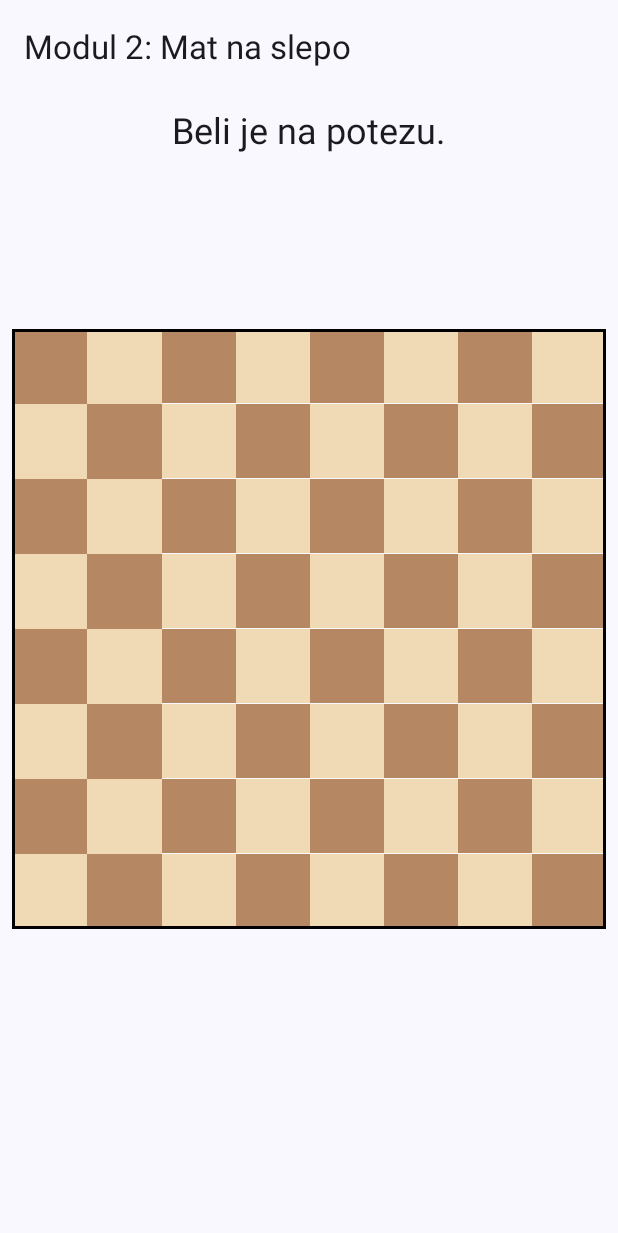
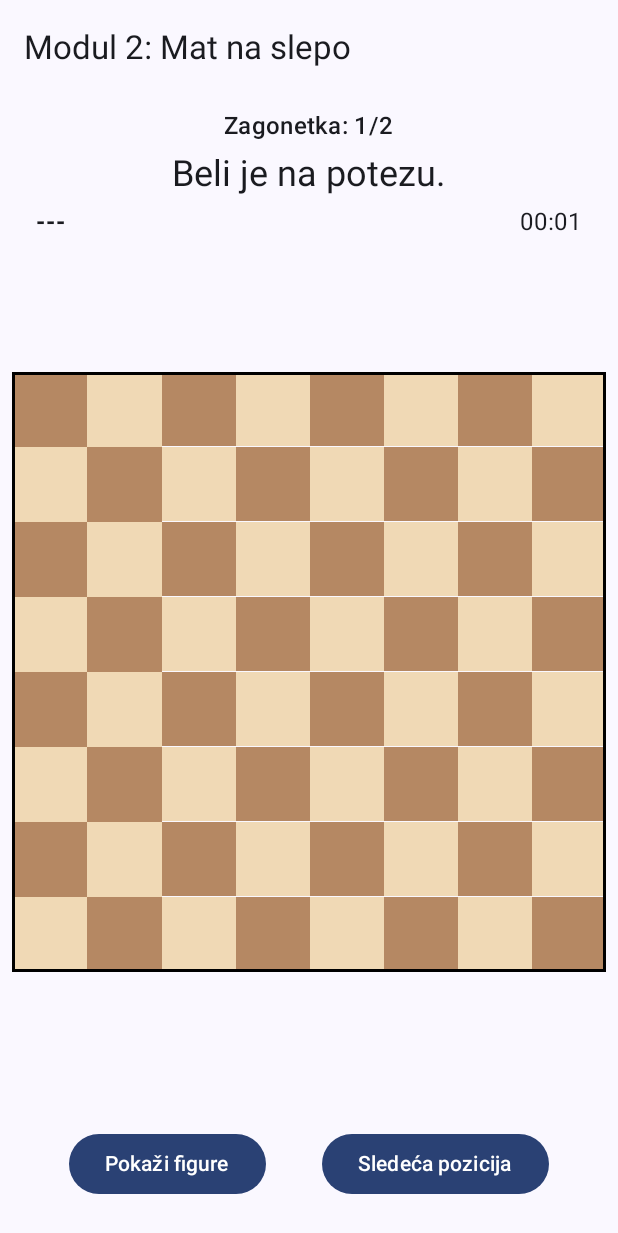
Before and after one commit to pvladan75/BlindfoldChessCouch, an Android app built with Jetpack Compose: the composable Module2Screen shown on its own in the app's theme, after a tap on "Start", on a phone screen of 412 x 824 dp. Shown: the top 1233 px of the screen. Run offline under Robolectric (Android 15) with nearby library versions, the light colour scheme and no system bars.

Commit message:
Modul 2 skoro u potpunosti implementiran. Ostalo je još oko istorije poteza i da se dodaju početne pozicije

```diff
--- a/app/src/main/java/com/program/blindfoldchesscouch/ui/screens/Module2Screen.kt
+++ b/app/src/main/java/com/program/blindfoldchesscouch/ui/screens/Module2Screen.kt
@@ -15,15 +15,20 @@ import androidx.compose.ui.Modifier
 import androidx.compose.ui.draw.alpha
 import androidx.compose.ui.graphics.Color
 import androidx.compose.ui.res.painterResource
+import androidx.compose.ui.text.font.FontWeight
 import androidx.compose.ui.unit.dp
 import androidx.lifecycle.viewmodel.compose.viewModel
 import com.program.blindfoldchesscouch.model.Board
+import com.program.blindfoldchesscouch.model.Move
 import com.program.blindfoldchesscouch.model.Square
 import com.program.blindfoldchesscouch.util.getDrawableResourceForPiece
+import com.program.blindfoldchesscouch.viewmodel.Module2UiState
 import com.program.blindfoldchesscouch.viewmodel.Module2ViewModel
+import java.util.concurrent.TimeUnit
 
 private val lightSquareColorM2 = Color(0xFFF0D9B5)
 private val darkSquareColorM2 = Color(0xFFB58863)
+private val selectedSquareColor = Color(0x99F1C40F)
 
 @OptIn(ExperimentalMaterial3Api::class)
 @Composable
@@ -43,30 +48,95 @@ fun Module2Screen(viewModel: Module2ViewModel = viewModel()) {
             horizontalAlignment = Alignment.CenterHorizontally,
             verticalArrangement = Arrangement.SpaceBetween
         ) {
-            Text(
-                text = uiState.statusMessage,
-                style = MaterialTheme.typography.headlineSmall
+            StatusPanel(uiState = uiState)
+
+            Module2ChessBoard(
+                board = uiState.game.getCurrentBoard(),
+                arePiecesVisible = uiState.arePiecesVisible,
+                selectedSquare = uiState.selectedSquare,
+                onSquareClick = { square -> viewModel.onSquareClicked(square) }
             )
 
-            Module2ChessBoard(
-                board = uiState.board,
-                arePiecesVisible = uiState.arePiecesVisible,
-                onSquareClick = { /* Logika za klik će doći kasnije */ }
-            )
-
-            if (uiState.arePiecesVisible) {
+            // Logika za prikazivanje "Start" dugmeta ili kontrolnog panela
+            val isGameStarted = uiState.statusMessage != "Pritisni START za početak"
+            if (!isGameStarted) {
                 Button(
                     onClick = { viewModel.onStartClicked() },
-                    modifier = Modifier
-                        .fillMaxWidth()
-                        .padding(16.dp)
-                        .height(50.dp)
+                    modifier = Modifier.fillMaxWidth().padding(16.dp).height(50.dp)
                 ) {
                     Text("Start")
                 }
             } else {
-                // Prazan prostor da tabla ostane centrirana
-                Spacer(modifier = Modifier.height(82.dp))
+                ControlPanel(
+                    uiState = uiState,
+                    onToggleVisibility = { viewModel.onToggleVisibilityClicked() },
+                    onNextPosition = { viewModel.onNextPositionClicked() }
+                )
+            }
+        }
+    }
+}
+
+/**
+ * NOVO: Panel sa kontrolama za igru.
+ */
+@Composable
+fun ControlPanel(
+    uiState: Module2UiState,
+    onToggleVisibility: () -> Unit,
+    onNextPosition: () -> Unit
+) {
+    Row(
+        modifier = Modifier
+            .fillMaxWidth()
+            .padding(vertical = 16.dp),
+        horizontalArrangement = Arrangement.SpaceEvenly
+    ) {
+        Button(onClick = onToggleVisibility) {
+            Text(if (uiState.arePiecesVisible) "Sakrij figure" else "Pokaži figure")
+        }
+        Button(onClick = onNextPosition) {
+            Text("Sledeća pozicija")
+        }
+    }
+}
+
+
+@Composable
+fun StatusPanel(uiState: Module2UiState) {
+    Column(
+        horizontalAlignment = Alignment.CenterHorizontally,
+        verticalArrangement = Arrangement.spacedBy(4.dp),
+        modifier = Modifier.height(IntrinsicSize.Min)
+    ) {
+        // Prikazujemo i redni broj zagonetke
+        Text(
+            text = "Zagonetka: ${uiState.currentPuzzleIndex + 1}/${uiState.totalPuzzles}",
+            style = MaterialTheme.typography.titleMedium
+        )
+        Text(
+            text = uiState.statusMessage,
+            style = MaterialTheme.typography.headlineSmall
+        )
+
+        val isGameStarted = uiState.statusMessage != "Pritisni START za početak"
+        if (isGameStarted) {
+            Row(
+                verticalAlignment = Alignment.CenterVertically,
+                horizontalArrangement = Arrangement.SpaceBetween,
+                modifier = Modifier.fillMaxWidth().padding(horizontal = 16.dp)
+            ) {
+                val lastMoveText = uiState.lastMove?.let {
+                    val player = if (it.piece?.color == com.program.blindfoldchesscouch.model.Color.WHITE) "Beli" else "Crni"
+                    "$player: ${it.toAlgebraicNotation()}"
+                } ?: "---"
+                Text(text = lastMoveText, fontWeight = FontWeight.Bold)
+
+                val time = String.format("%02d:%02d",
+                    TimeUnit.MILLISECONDS.toMinutes(uiState.puzzleTimerMillis),
+                    TimeUnit.MILLISECONDS.toSeconds(uiState.puzzleTimerMillis) % 60
+                )
+                Text(text = time)
             }
         }
     }
@@ -76,31 +146,29 @@ fun Module2Screen(viewModel: Module2ViewModel = viewModel()) {
 fun Module2ChessBoard(
     board: Board,
     arePiecesVisible: Boolean,
+    selectedSquare: Square?,
     onSquareClick: (Square) -> Unit
 ) {
+    // ... (ova funkcija ostaje potpuno ista kao pre)
     Column(modifier = Modifier.border(2.dp, Color.Black)) {
         for (rank in 8 downTo 1) {
             Row {
                 for (file in 'a'..'h') {
                     val square = Square(file, rank)
-                    val baseColor = if ((file - 'a' + rank) % 2 == 0) darkSquareColorM2 else lightSquareColorM2
-
+                    val baseColor = if (square == selectedSquare) {
+                        selectedSquareColor
+                    } else {
+                        if ((file - 'a' + rank) % 2 == 0) darkSquareColorM2 else lightSquareColorM2
+                    }
                     Box(
-                        modifier = Modifier
-                            .weight(1f)
-                            .aspectRatio(1f)
-                            .background(baseColor)
-                            .clickable { onSquareClick(square) },
+                        modifier = Modifier.weight(1f).aspectRatio(1f).background(baseColor).clickable { onSquareClick(square) },
                         contentAlignment = Alignment.Center
                     ) {
                         board.getPieceAt(square)?.let { piece ->
                             Image(
                                 painter = painterResource(id = getDrawableResourceForPiece(piece = piece)),
                                 contentDescription = piece.toString(),
-                                modifier = Modifier
-                                    .fillMaxSize()
-                                    .padding(4.dp)
-                                    .alpha(if (arePiecesVisible) 1f else 0f) // Ključna logika za skrivanje
+                                modifier = Modifier.fillMaxSize().padding(4.dp).alpha(if (arePiecesVisible) 1f else 0f)
                             )
                         }
                     }
--- a/app/src/main/java/com/program/blindfoldchesscouch/viewmodel/Module2ViewModel.kt
+++ b/app/src/main/java/com/program/blindfoldchesscouch/viewmodel/Module2ViewModel.kt
@@ -3,51 +3,77 @@ package com.program.blindfoldchesscouch.viewmodel
 
 import androidx.lifecycle.ViewModel
 import androidx.lifecycle.viewModelScope
-import com.program.blindfoldchesscouch.model.Board
+import com.program.blindfoldchesscouch.model.Game
+import com.program.blindfoldchesscouch.model.Move
+import com.program.blindfoldchesscouch.model.Square
+import kotlinx.coroutines.Job
+import kotlinx.coroutines.delay
 import kotlinx.coroutines.flow.MutableStateFlow
 import kotlinx.coroutines.flow.StateFlow
 import kotlinx.coroutines.flow.asStateFlow
 import kotlinx.coroutines.flow.update
 import kotlinx.coroutines.launch
 
-/**
- * Stanje korisničkog interfejsa za Modul 2.
- */
 data class Module2UiState(
-    val board: Board = Board(),
+    val game: Game = Game(),
     val arePiecesVisible: Boolean = true,
-    val statusMessage: String = "Pritisni START za početak"
+    val statusMessage: String = "Pritisni START za početak",
+    val selectedSquare: Square? = null,
+    val isGameOver: Boolean = false,
+    val puzzleTimerMillis: Long = 0L,
+    val lastMove: Move? = null,
+    val currentPuzzleIndex: Int = 0, // <-- NOVO: Pratimo na kojoj smo zagonetki
+    val totalPuzzles: Int = 0 // <-- NOVO: Znamo ukupan broj
 )
 
-/**
- * ViewModel za Modul 2 - Mat na slepo.
- */
 class Module2ViewModel : ViewModel() {
 
     private val _uiState = MutableStateFlow(Module2UiState())
     val uiState: StateFlow<Module2UiState> = _uiState.asStateFlow()
 
+    private var timerJob: Job? = null
+
+    // NOVO: Lista FEN stringova za sve zagonetke
+    private val puzzleFenList = listOf(
+        "8/8/1k6/8/7Q/4K3/8/8 w - - 0 1", // Prva pozicija
+        "5R2/8/8/8/2k5/6K1/8/8 w - - 0 1"  // Druga pozicija koju si predložio
+    )
+
     init {
-        loadPuzzle()
+        _uiState.update { it.copy(totalPuzzles = puzzleFenList.size) }
+        loadPuzzle(0)
     }
 
-    /**
-     * Učitava početnu poziciju zagonetke.
-     */
-    private fun loadPuzzle() {
+    private fun loadPuzzle(index: Int) {
+        stopTimer()
         viewModelScope.launch {
-            val board = Board()
-            // FEN za početnu poziciju: Dama i Kralj vs Kralj
-            val fen = "8/8/1k6/8/7Q/4K3/8/8 w - - 0 1"
-            board.loadFen(fen)
-            _uiState.update { it.copy(board = board) }
+            val newGame = Game()
+            val fen = puzzleFenList[index]
+            newGame.getCurrentBoard().loadFen(fen)
+            // Resetujemo stanje za novu zagonetku
+            _uiState.update {
+                Module2UiState(
+                    game = newGame,
+                    currentPuzzleIndex = index,
+                    totalPuzzles = puzzleFenList.size
+                )
+            }
         }
     }
 
-    /**
-     * Poziva se kada korisnik pritisne "Start".
-     * Sakriva figure i priprema za unos poteza.
-     */
+    // --- NOVE FUNKCIJE ---
+    fun onNextPositionClicked() {
+        val nextIndex = (uiState.value.currentPuzzleIndex + 1) % puzzleFenList.size // Vraća na početak
+        loadPuzzle(nextIndex)
+    }
+
+    fun onToggleVisibilityClicked() {
+        if (uiState.value.isGameOver || uiState.value.statusMessage == "Pritisni START za početak") return
+        _uiState.update { it.copy(arePiecesVisible = !it.arePiecesVisible) }
+    }
+    // --- KRAJ NOVIH FUNKCIJA ---
+
+
     fun onStartClicked() {
         _uiState.update {
             it.copy(
@@ -55,5 +81,88 @@ class Module2ViewModel : ViewModel() {
                 statusMessage = "Beli je na potezu."
             )
         }
+        startTimer()
+    }
+
+    fun onSquareClicked(square: Square) {
+        val currentState = _uiState.value
+        if (currentState.arePiecesVisible || currentState.isGameOver) return
+
+        val selected = currentState.selectedSquare
+
+        if (selected == null) {
+            val piece = currentState.game.getCurrentBoard().getPieceAt(square)
+            if (piece != null && piece.color == currentState.game.currentPlayer) {
+                _uiState.update { it.copy(selectedSquare = square, statusMessage = "Izabrano ${square.toAlgebraicNotation()}. Igraj na...") }
+            }
+        } else {
+            val from = selected
+            val to = square
+            val legalMoves = currentState.game.getLegalMoves()
+            val intendedMove = legalMoves.find { it.from == from && it.to == to }
+
+            if (intendedMove != null) {
+                currentState.game.tryMakeMove(intendedMove)
+
+                if (currentState.game.getLegalMoves().isEmpty()) {
+                    stopTimer()
+                    val message = if (currentState.game.isKingInCheck(currentState.game.currentPlayer)) "Mat! Čestitamo!" else "Pat! Nerešeno."
+                    _uiState.update { it.copy(selectedSquare = null, statusMessage = message, isGameOver = true, lastMove = intendedMove) }
+                    return
+                }
+
+                _uiState.update {
+                    it.copy(
+                        selectedSquare = null,
+                        statusMessage = "Crni razmišlja...",
+                        lastMove = intendedMove
+                    )
+                }
+                playBlacksResponse()
+            } else {
+                _uiState.update { it.copy(selectedSquare = null, statusMessage = "Nije validan potez. Beli je ponovo na potezu.") }
+            }
+        }
+    }
+
+    private fun playBlacksResponse() {
+        viewModelScope.launch {
+            delay(1000)
+            val currentState = _uiState.value
+            val blackLegalMoves = currentState.game.getLegalMoves()
+
+            if (blackLegalMoves.isNotEmpty()) {
+                val blackMove = blackLegalMoves.random()
+                currentState.game.tryMakeMove(blackMove)
+
+                if (currentState.game.getLegalMoves().isEmpty()) {
+                    stopTimer()
+                    val message = if (currentState.game.isKingInCheck(currentState.game.currentPlayer)) "Mat! Crni je pobedio." else "Pat! Nerešeno."
+                    _uiState.update { it.copy(statusMessage = message, isGameOver = true, lastMove = blackMove) }
+                } else {
+                    _uiState.update { it.copy(statusMessage = "Beli je na potezu.", lastMove = blackMove) }
+                }
+            }
+        }
+    }
+
+    private fun startTimer() {
+        timerJob?.cancel()
+        _uiState.update { it.copy(puzzleTimerMillis = 0L) } // Resetuj tajmer na 0
+        timerJob = viewModelScope.launch {
+            while (true) {
+                delay(1000)
+                _uiState.update { it.copy(puzzleTimerMillis = it.puzzleTimerMillis + 1000) }
+            }
+        }
+    }
+
+    private fun stopTimer() {
+        timerJob?.cancel()
+    }
+
+    override fun onCleared() {
+        super.onCleared()
+        stopTimer()
     }
 }
```
Also changed, not shown: app/src/main/java/com/program/blindfoldchesscouch/model/Game.kt (+76 -75 lines).
